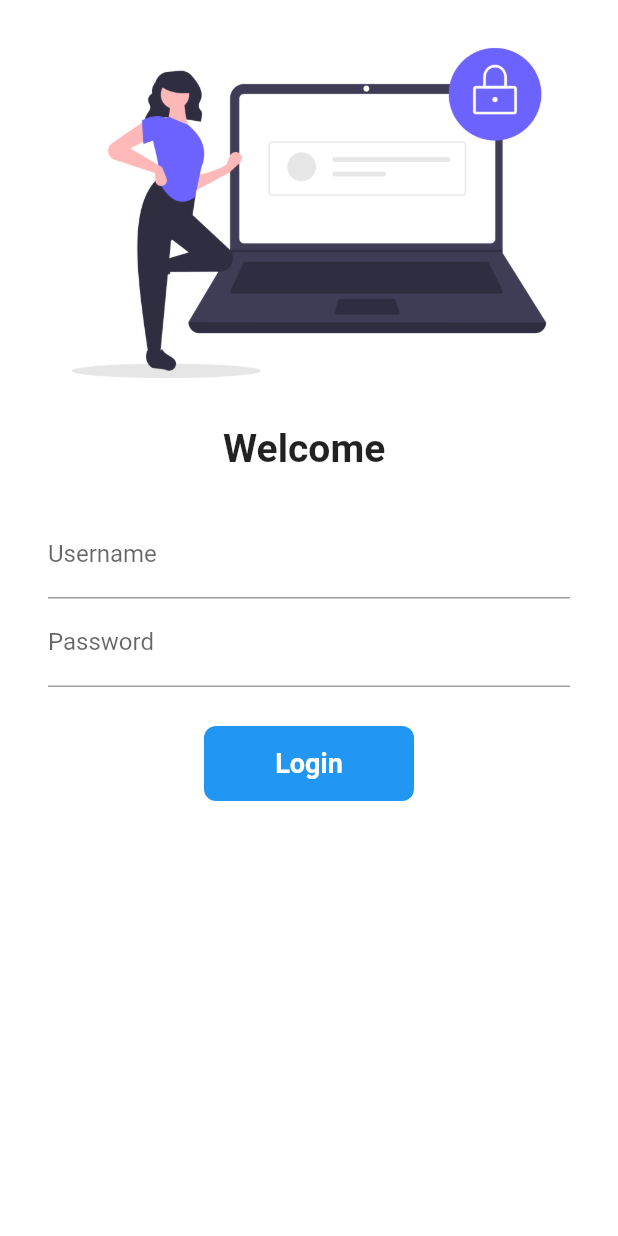
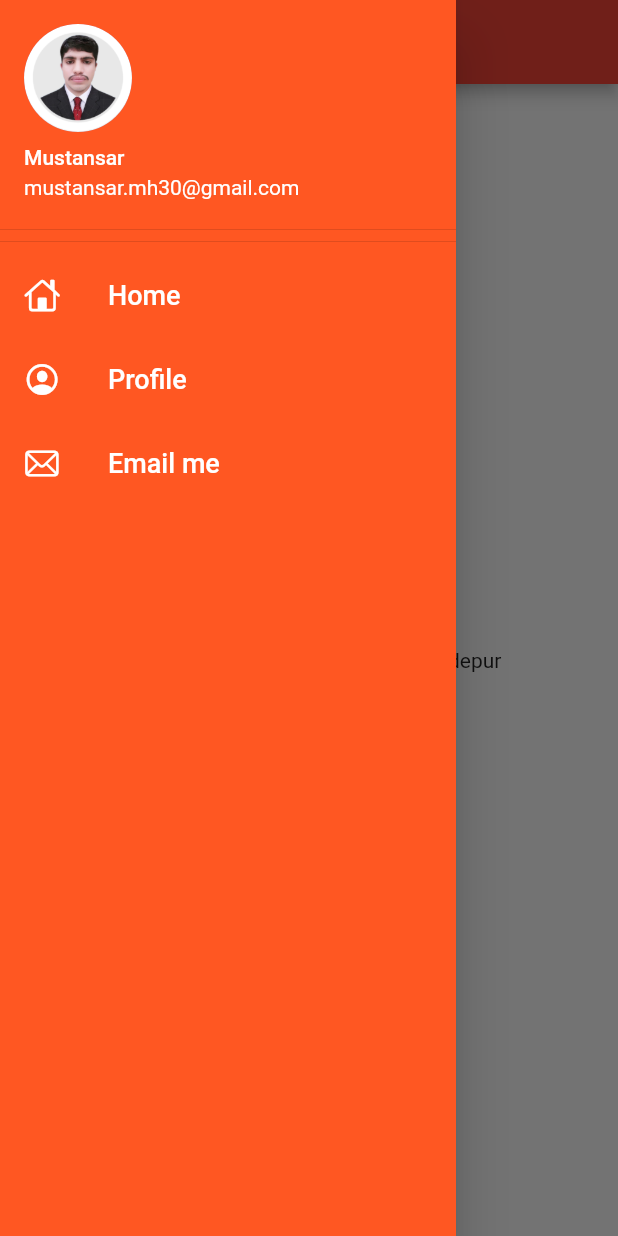
Before and after one commit to Mustansar0786/30DaysOfFlutter, a Flutter app: the screen it shows after launch, with the side drawer open (before the commit the screen has no drawer), on a phone screen of 412 x 824 dp. Run offline on Flutter 3.47's test engine with Material 2 defaults, Android fonts, the phone set to English and light mode, and no system bars.

Commit message:
day 9 completed

```diff
--- a/lib/main.dart
+++ b/lib/main.dart
@@ -12,6 +12,7 @@ class MyApp extends StatelessWidget {
   @override
   Widget build(BuildContext context) {
     return MaterialApp(
+      debugShowCheckedModeBanner: false,
       themeMode: ThemeMode.light,
       // darkTheme: ThemeData(), ///for dark mode
       theme: ThemeData(
@@ -20,6 +21,7 @@ class MyApp extends StatelessWidget {
       ),
       // home: const HomePage(),
       // initialRoute: "/home",
+      initialRoute: MyRoutes.homeRoute,
       routes: {
         "/": (context) => const LoginPage(),
         MyRoutes.homeRoute: (context) => const HomePage(),
--- a/lib/pages/home_page.dart
+++ b/lib/pages/home_page.dart
@@ -1,4 +1,5 @@
 import 'package:flutter/material.dart';
+import 'package:flutter_catalog/widgets.dart/drawer.dart';
 
 class HomePage extends StatelessWidget {
   const HomePage({Key? key}) : super(key: key);
@@ -13,7 +14,7 @@ class HomePage extends StatelessWidget {
       body: Center(
         child: Text("Welcome to $day days of flutter by $name"),
       ),
-      drawer: const Drawer(),
+      drawer: const MyDrawer(),
     );
   }
 }
--- /dev/null
+++ b/lib/widgets.dart/drawer.dart
@@ -0,0 +1,65 @@
+// ignore_for_file: prefer_const_constructors, duplicate_ignore
+
+import 'package:flutter/cupertino.dart';
+import 'package:flutter/material.dart';
+
+class MyDrawer extends StatelessWidget {
+  const MyDrawer({Key? key}) : super(key: key);
+
+  @override
+  Widget build(BuildContext context) {
+    return Drawer(
+      backgroundColor: Colors.deepOrange,
+      child: ListView(
+// ignore: prefer_const_literals_to_create_immutables
+        children: [
+          DrawerHeader(
+            padding: EdgeInsets.zero,
+            // ignore: prefer_const_constructors
+            child: UserAccountsDrawerHeader(
+              decoration: BoxDecoration(
+                color: Colors.transparent,
+              ),
+              accountName: const Text("Mustansar"),
+              accountEmail: const Text("mustansar.mh30@gmail.com"),
+              // ignore: prefer_const_constructors
+              currentAccountPicture: CircleAvatar(
+                  backgroundImage:
+                      const AssetImage("assets/images/Mustansar.png")),
+            ),
+          ),
+          ListTile(
+            leading: Icon(
+              CupertinoIcons.home,
+              color: Colors.white,
+            ),
+            title: Text(
+              "Home",
+              style: TextStyle(color: Colors.white, fontSize: 18),
+            ),
+          ),
+          ListTile(
+            leading: Icon(
+              CupertinoIcons.profile_circled,
+              color: Colors.white,
+            ),
+            title: Text(
+              "Profile",
+              style: TextStyle(color: Colors.white, fontSize: 18),
+            ),
+          ),
+          ListTile(
+            leading: Icon(
+              CupertinoIcons.mail,
+              color: Colors.white,
+            ),
+            title: Text(
+              "Email me",
+              style: TextStyle(color: Colors.white, fontSize: 18),
+            ),
+          ),
+        ],
+      ),
+    );
+  }
+}
```
Also changed, not shown: assets/images/Mustansar.png (added).
